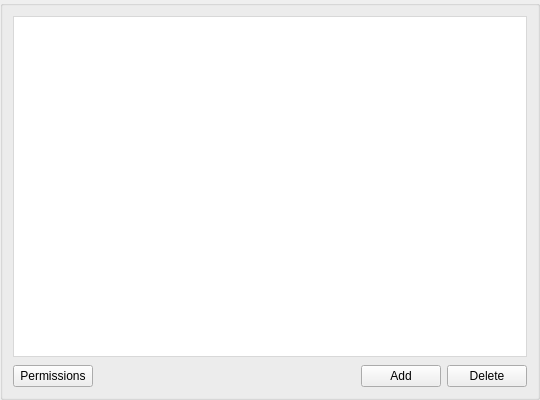
This is src/MEGASync/gui/linux/RemoteItemUi.ui in meganz/MEGAsync as Qt 5 draws it before an edit. The edited form follows.
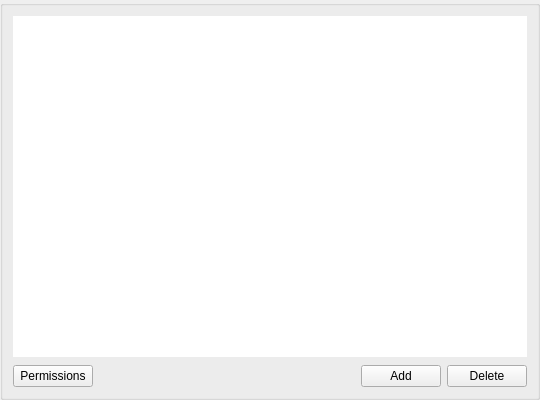
This is the edited form. Icons and pictures are not drawn.

What changed in the file:
```diff
--- a/src/MEGASync/gui/linux/RemoteItemUi.ui
+++ b/src/MEGASync/gui/linux/RemoteItemUi.ui
@@ -53,44 +53,7 @@
       <item>
        <widget class="QTableView" name="tableView">
         <property name="styleSheet">
-         <string notr="true">QTableView
-{
-background: white;
-outline: 0;
-border: 1px solid #D8D8D8;
-}
-
-QTableView::item
-{
-border: none;
-padding-left:4px;
-}
-
-QTableView::item::selected
-{
-background-color: rgba(0,120,215,0.8);
-color:white;
-}
-
-QHeaderView
-{
-background: #FFFFFF;
-padding-top: 2px;
-}
-
-QHeaderView::section {
-background: #FFFFFF;
-color: #4A607A;
-padding-left:6px;
-border-top:0 px;
-border-bottom:0px;
-border-left:0px;
-border-right:0px ;
-}
-
-QHeaderView::section:last {
-border-right:0px;
-}</string>
+         <string notr="true"/>
         </property>
         <property name="frameShape">
          <enum>QFrame::NoFrame</enum>
```
